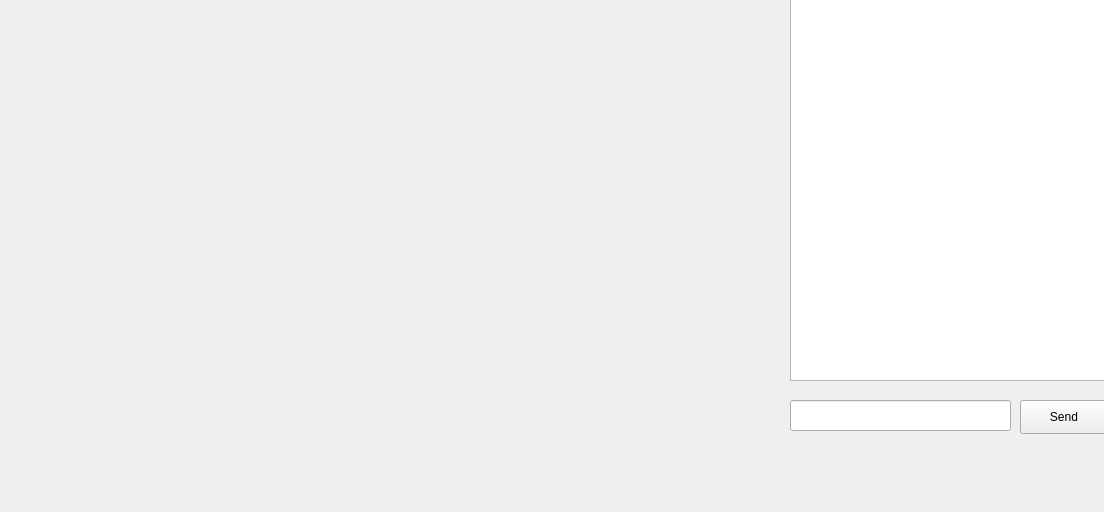
Before: the Qt Designer form PoluPoker/table.ui in Yadroff/Poker, drawn with Qt 5; both pictures show x 220 to 1324 and y 290 to 802 of the 1324 by 802 pixel window.
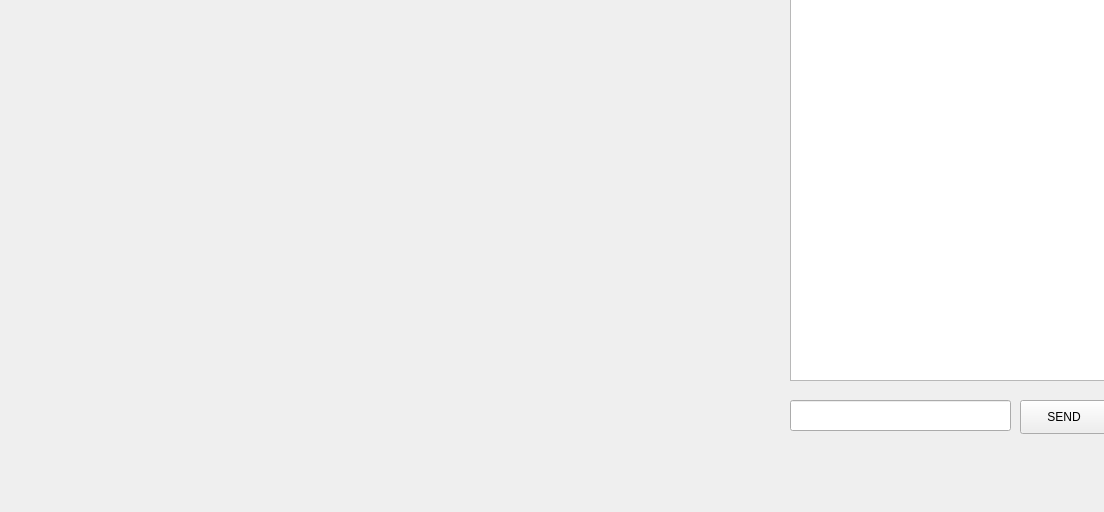
After: the same form once the commit is applied. Icons and pictures are not drawn.

Patch:
```diff
--- a/PoluPoker/table.ui
+++ b/PoluPoker/table.ui
@@ -20,9 +20,9 @@
    <property name="geometry">
     <rect>
      <x>110</x>
-     <y>140</y>
-     <width>801</width>
-     <height>511</height>
+     <y>110</y>
+     <width>791</width>
+     <height>541</height>
     </rect>
    </property>
    <property name="styleSheet">
@@ -50,8 +50,8 @@
     <rect>
      <x>380</x>
      <y>350</y>
-     <width>45</width>
-     <height>60</height>
+     <width>44</width>
+     <height>63</height>
     </rect>
    </property>
    <property name="text">
@@ -61,10 +61,10 @@
   <widget class="QLabel" name="tableCard_2">
    <property name="geometry">
     <rect>
-     <x>430</x>
+     <x>433</x>
      <y>350</y>
-     <width>45</width>
-     <height>60</height>
+     <width>44</width>
+     <height>63</height>
     </rect>
    </property>
    <property name="text">
@@ -74,10 +74,10 @@
   <widget class="QLabel" name="tableCard_3">
    <property name="geometry">
     <rect>
-     <x>480</x>
+     <x>485</x>
      <y>350</y>
-     <width>45</width>
-     <height>60</height>
+     <width>44</width>
+     <height>63</height>
     </rect>
    </property>
    <property name="text">
@@ -87,10 +87,10 @@
   <widget class="QLabel" name="tableCard_5">
    <property name="geometry">
     <rect>
-     <x>540</x>
+     <x>539</x>
      <y>350</y>
-     <width>45</width>
-     <height>60</height>
+     <width>44</width>
+     <height>63</height>
     </rect>
    </property>
    <property name="text">
@@ -102,8 +102,8 @@
     <rect>
      <x>590</x>
      <y>350</y>
-     <width>45</width>
-     <height>60</height>
+     <width>44</width>
+     <height>63</height>
     </rect>
    </property>
    <property name="text">
@@ -130,7 +130,7 @@
     </rect>
    </property>
    <property name="text">
-    <string>Send</string>
+    <string>SEND</string>
    </property>
   </widget>
  </widget>
```
Left out of the diff: 16 changed lines with no effect on the pictures.
